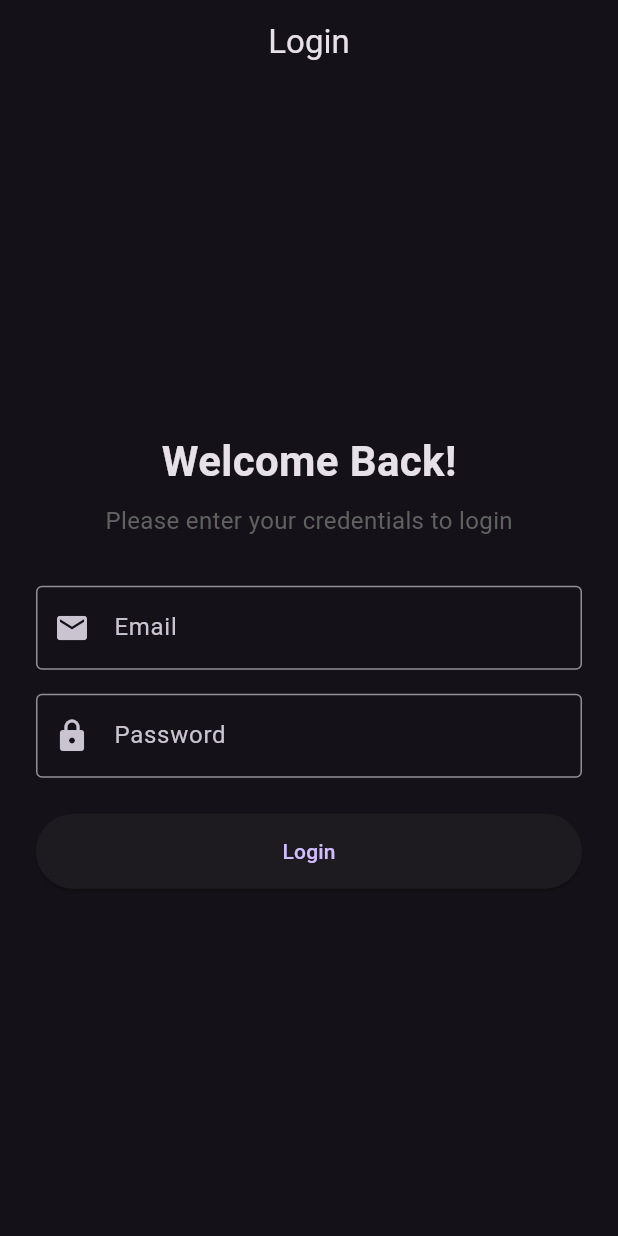
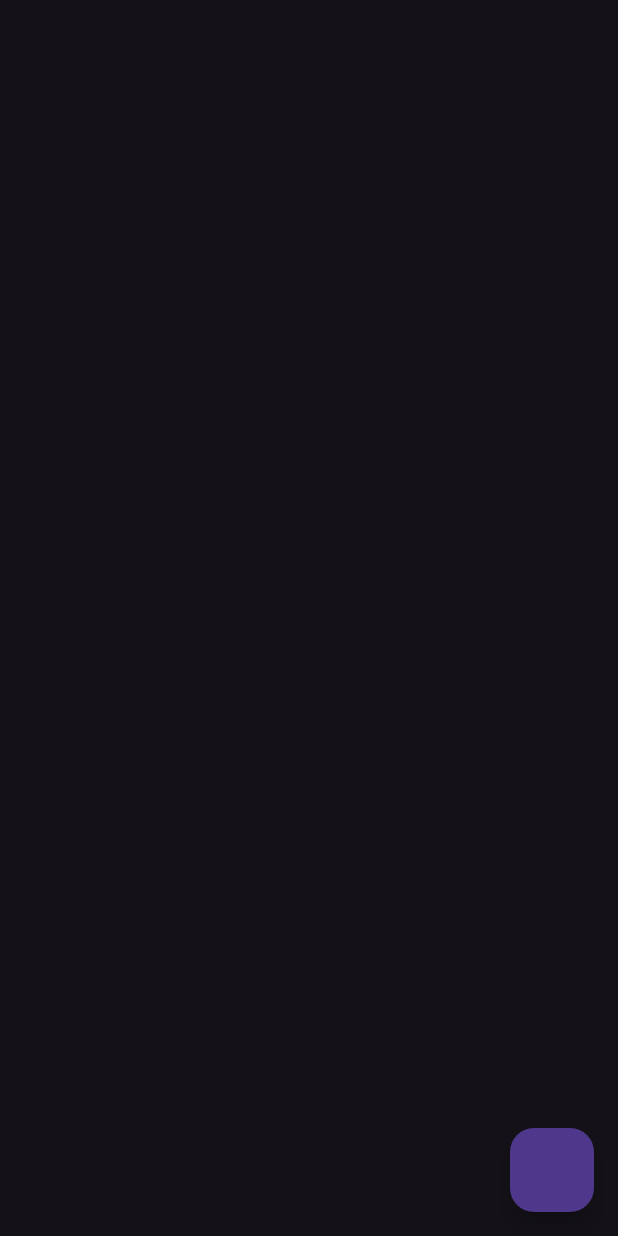
Before and after one commit to SilverShadow123/bloc_learning, a Flutter app: the screen it shows after launch, on a phone screen of 412 x 824 dp. Run offline on Flutter 3.47's test engine with Material 3 defaults, Android fonts, the phone set to English and light mode, and no system bars; our stand-ins replace bloc, equatable, flutter_bloc, freezed_annotation, image_picker.

Commit message:
Add Freezed package and implement Person model with JSON serialization

```diff
--- /dev/null
+++ b/lib/freezed.dart
@@ -0,0 +1,42 @@
+import 'package:flutter/material.dart';
+
+class Freezed extends StatefulWidget {
+  const Freezed({super.key});
+
+  @override
+  State<Freezed> createState() => _FreezedState();
+}
+
+class _FreezedState extends State<Freezed> {
+  @override
+  Widget build(BuildContext context) {
+    return Scaffold(
+      floatingActionButton: FloatingActionButton(onPressed: () {
+        Person personModel = Person("John", 25);
+        Person personModel2 = Person("John", 25);
+        print(personModel.name.toString());
+        print(personModel.hashCode.toString());
+        print(personModel2.hashCode.toString());
+        print(personModel==personModel2);
+      }),
+    );
+  }
+}
+
+class Person {
+  final String name;
+  final int age;
+
+  Person(this.name, this.age);
+
+  @override
+  bool operator ==(Object other) =>
+      identical(this, other) ||
+          other is Person &&
+              runtimeType == other.runtimeType &&
+              name == other.name &&
+              age == other.age;
+
+  @override
+  int get hashCode => name.hashCode ^ age.hashCode;
+}
--- a/lib/main.dart
+++ b/lib/main.dart
@@ -3,6 +3,7 @@ import 'package:bloc_learning/bloc/favourite_app/favourite_app_bloc.dart';
 import 'package:bloc_learning/bloc/image_picker/image_picker_bloc.dart';
 import 'package:bloc_learning/bloc/posts/posts_bloc.dart';
 import 'package:bloc_learning/bloc/todo/todo_bloc.dart';
+import 'package:bloc_learning/freezed.dart';
 import 'package:bloc_learning/repository/favourite_repository.dart';
 import 'package:bloc_learning/ui/counter_example/counter_screen.dart';
 import 'package:bloc_learning/ui/favourite_app/favourite_app_screen.dart';
@@ -41,7 +42,7 @@ class MyApp extends StatelessWidget {
           brightness: Brightness.dark,
           useMaterial3: true,
         ),
-        home:  LoginScreen(),
+        home:  Freezed(),
         debugShowCheckedModeBanner: false,
       ),
     );
--- a/pubspec.yaml
+++ b/pubspec.yaml
@@ -40,6 +40,9 @@ dependencies:
   equatable: ^2.0.7
   image_picker: ^1.1.2
   http: ^1.4.0
+  freezed: ^3.1.0
+  freezed_annotation: ^3.1.0
+  json_annotation: ^4.9.0
 
 dev_dependencies:
   flutter_test:
@@ -51,6 +54,8 @@ dev_dependencies:
   # package. See that file for information about deactivating specific lint
   # rules and activating additional ones.
   flutter_lints: ^5.0.0
+  build_runner: ^2.5.4
+  json_serializable: ^6.9.5
 
 # For information on the generic Dart part of this file, see the
 # following page: https://dart.dev/tools/pub/pubspec
```
Also changed, not shown: lib/freezed/person_model.dart (added, +26 -0 lines), lib/freezed/person_model.freezed.dart (added), lib/freezed/person_model.g.dart (added), pubspec.lock.
